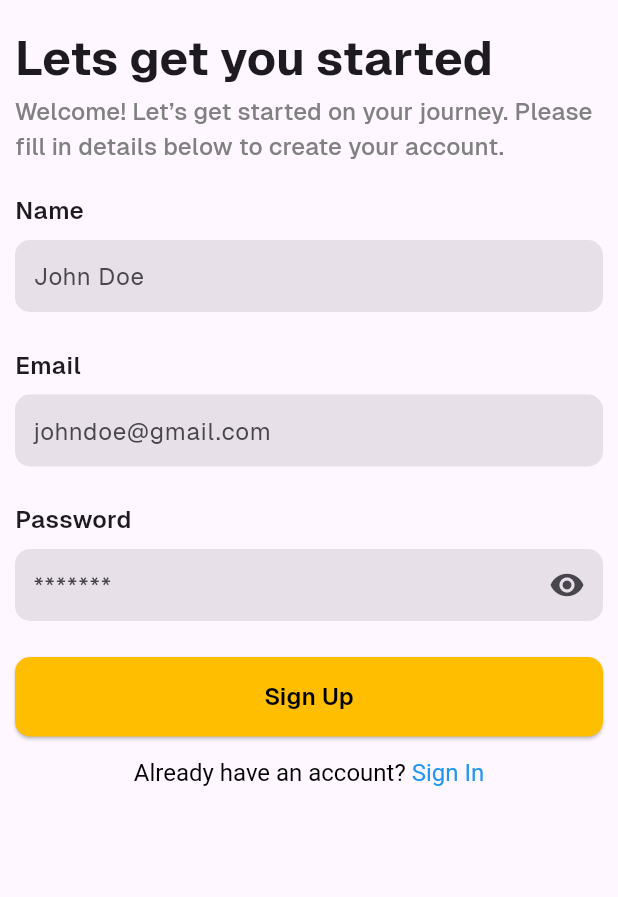
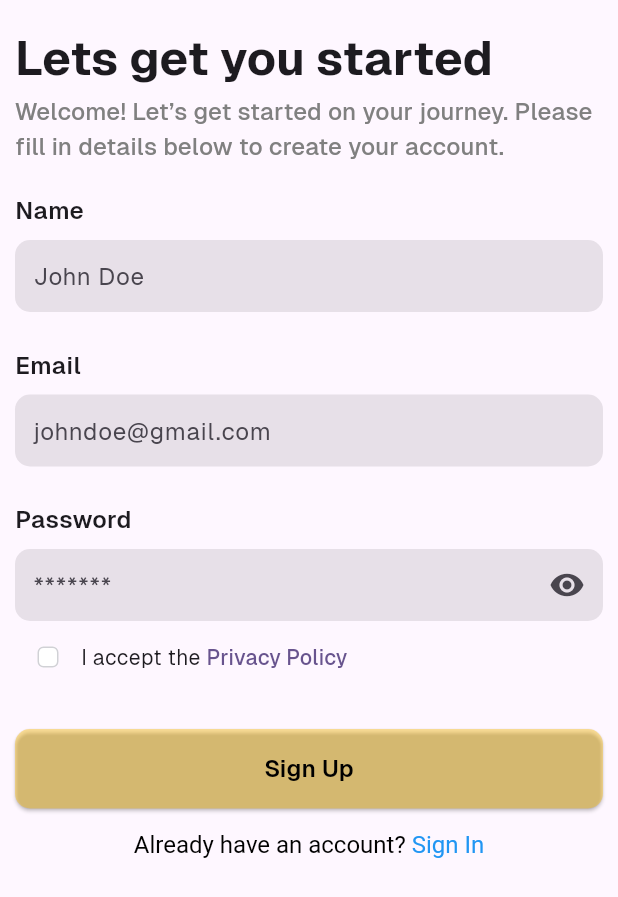
Before and after one commit to PhantomKnight287/voice-learn, a Flutter app: the RegisterScreen screen opened directly, on a phone screen of 412 x 824 dp. Shown: the top 897 px of the screen. Run offline on Flutter 3.47's test engine with Material 3 defaults, Android fonts, the phone set to English and light mode, and no system bars; drawn by our look-alikes of toastification; our stand-ins replace async_builder, audioplayers, flutter_bloc, flutter_spinkit, flutter_svg, flutter_tts and 10 more; missing offline and left inert: audio_waveforms, fl_query, fl_query_connectivity_plus_adapter, flutter_gravatar, in_app_update, tutorial_coach_mark; accounts and stored records are empty.

Commit message:
add privacy policy check and exclude english from languages

```diff
--- a/app/lib/screens/auth/register.dart
+++ b/app/lib/screens/auth/register.dart
@@ -13,6 +13,7 @@ import 'package:flutter_bloc/flutter_bloc.dart';
 import 'package:http/http.dart' as http;
 import 'package:shared_preferences/shared_preferences.dart';
 import 'package:toastification/toastification.dart';
+import 'package:url_launcher/url_launcher.dart';
 
 class RegisterScreen extends StatefulWidget {
   const RegisterScreen({super.key});
@@ -28,6 +29,7 @@ class _RegisterScreenState extends State<RegisterScreen> {
   final _formKey = GlobalKey<FormState>();
   bool _loading = false;
   bool _passwordVisible = false;
+  bool _accepted = false;
 
   @override
   void dispose() {
@@ -224,6 +226,33 @@ class _RegisterScreenState extends State<RegisterScreen> {
                       return null;
                     },
                   ),
+                  Row(
+                    children: [
+                      CupertinoCheckbox(
+                        value: _accepted,
+                        onChanged: (value) {
+                          setState(() {
+                            _accepted = value ?? false;
+                          });
+                        },
+                      ),
+                      Text("I accept the"),
+                      SizedBox(
+                        width: BASE_MARGIN.toDouble(),
+                      ),
+                      TextButton(
+                        style: ButtonStyle(
+                          padding: WidgetStateProperty.all(
+                            EdgeInsets.zero,
+                          ),
+                        ),
+                        onPressed: () async {
+                          if (!await launchUrl(Uri.parse("https://voicelearn.tech/legal/privacy"))) {}
+                        },
+                        child: Text("Privacy Policy"),
+                      )
+                    ],
+                  ),
                   const SizedBox(
                     height: BASE_MARGIN * 6,
                   ),
@@ -236,6 +265,13 @@ class _RegisterScreenState extends State<RegisterScreen> {
                         (Set<WidgetState> states) {
                           return const EdgeInsets.all(15);
                         },
+                      ),
+                      backgroundColor: WidgetStateProperty.all(
+                        _accepted
+                            ? PRIMARY_COLOR
+                            : PRIMARY_COLOR.withAlpha(
+                                100,
+                              ),
                       ),
                       shape: WidgetStateProperty.all<RoundedRectangleBorder>(
                         RoundedRectangleBorder(
--- a/app/pubspec.yaml
+++ b/app/pubspec.yaml
@@ -16,7 +16,7 @@ publish_to: 'none' # Remove this line if you wish to publish to pub.dev
 # https://developer.apple.com/library/archive/documentation/General/Reference/InfoPlistKeyReference/Articles/CoreFoundationKeys.html
 # In Windows, build-name is used as the major, minor, and patch parts
 # of the product and file versions while build-number is used as the build suffix.
-version: 1.0.0+3
+version: 1.0.0+5
 
 environment:
   sdk: '>=3.4.0 <4.0.0'
@@ -72,6 +72,7 @@ dependencies:
   table_calendar: ^3.1.2
   upgrader: ^10.3.0
   in_app_update: ^4.2.3
+  url_launcher: ^6.3.0
 
 
 dev_dependencies:
```
Also changed, not shown: app/pubspec.lock, 1 other file.
